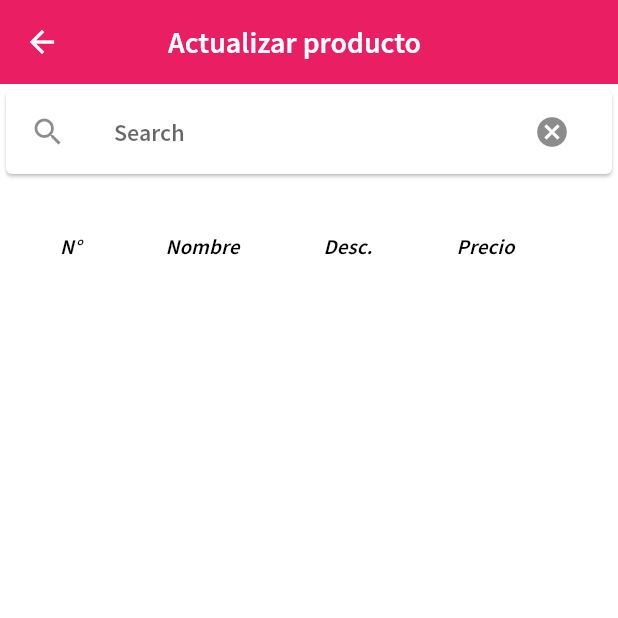
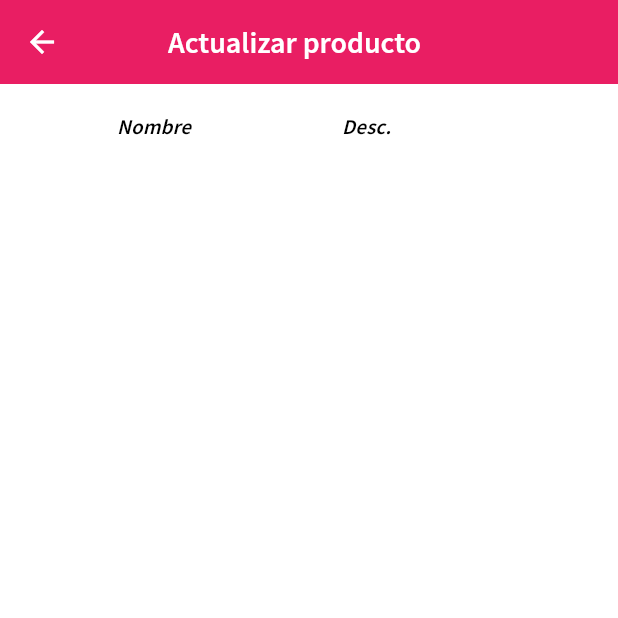
Before and after one commit to wiljean2001/bely_boutique_princess, a Flutter app: the UpdateProductScreen screen opened directly, on a phone screen of 412 x 824 dp, the top half of it. Run offline on Flutter 3.47's test engine with Material 2 defaults, Android fonts, the phone set to English and light mode, and no system bars; drawn by our look-alikes of data_table_2; our stand-ins replace bloc, carousel_slider, cloud_firestore, curved_navigation_bar, equatable, firebase_auth and 11 more; missing offline and left inert: flutter_custom_dialog, flutter_dropdown, flutter_settings_ui, loading_animations; accounts and stored records are empty; project files that could hold a hidden picture were left out.

```diff
--- a/lib/screens/admin/product/update_product_screen.dart
+++ b/lib/screens/admin/product/update_product_screen.dart
@@ -28,6 +28,7 @@ class _UpdateProductScreenState extends State<UpdateProductScreen> {
 
   @override
   Widget build(BuildContext context) {
+    YYDialog.init(context);
     return Scaffold(
       // backgroundColor: Theme.of(context).scaffoldBackgroundColor.withOpacity(.2),
       body: CustomScrollView(
@@ -39,7 +40,7 @@ class _UpdateProductScreenState extends State<UpdateProductScreen> {
             hasIcon: false,
             isTextCenter: false,
           ),
-          SliverToBoxAdapter(
+          SliverFillRemaining(
             child: BlocBuilder<ProductBloc, ProductState>(
               builder: (context, stateProduct) {
                 if (stateProduct is ProductLoading) {
@@ -52,14 +53,7 @@ class _UpdateProductScreenState extends State<UpdateProductScreen> {
                   return BlocBuilder<CategoryBloc, CategoryState>(
                     builder: (context, stateCategory) {
                       if (stateCategory is CategoryLoaded) {
-                        return Column(
-                          children: [
-                            const CustomSearchProduct(),
-                            Padding(
-                              padding: const EdgeInsets.all(kPaddingM),
-                              child: SingleChildScrollView(
-                                scrollDirection: Axis.horizontal,
-                                child: DataTable(
+                        return DataTable2(
                           // showBottomBorder: true,
                           // headingRowColor: MaterialStateProperty.all<Color>(
                           //   Theme.of(context).primaryColorLight.withOpacity(.3),
@@ -71,19 +65,25 @@ class _UpdateProductScreenState extends State<UpdateProductScreen> {
                           //     .textTheme
                           //     .titleMedium
                           //     ?.copyWith(fontWeight: FontWeight.bold),
-                                  dataRowHeight: 70,
-                                  sortAscending: true,
+
+                          dataRowHeight: 100,
+                          fixedLeftColumns: 1,
+                          minWidth: 1000,
                           columns: const [
-                                    DataColumn(
+                            DataColumn2(
                               label: Text('N°',
-                                          style: TextStyle(
-                                              fontStyle: FontStyle.italic)),
+                                  style:
+                                      TextStyle(fontStyle: FontStyle.italic)),
                               numeric: true,
+                              // size: ColumnSize.S,
+                              fixedWidth: 50,
                             ),
-                                    DataColumn(
+                            DataColumn2(
                               label: Text('Nombre',
-                                          style: TextStyle(
-                                              fontStyle: FontStyle.italic)),
+                                  style:
+                                      TextStyle(fontStyle: FontStyle.italic)),
+                              size: ColumnSize.L,
+                              fixedWidth: 150,
                               // onSort: (i, b) {
                               //   setState(() {
                               //     stateProduct.products.sort(
@@ -92,56 +92,56 @@ class _UpdateProductScreenState extends State<UpdateProductScreen> {
                               //   });
                               // },
                             ),
-                                    DataColumn(
+                            DataColumn2(
                               label: Text('Desc.',
-                                          style: TextStyle(
-                                              fontStyle: FontStyle.italic)),
+                                  style:
+                                      TextStyle(fontStyle: FontStyle.italic)),
+                              size: ColumnSize.L,
+                              fixedWidth: 200,
                             ),
-                                    DataColumn(
+                            DataColumn2(
                               label: Text('Precio',
-                                          style: TextStyle(
-                                              fontStyle: FontStyle.italic)),
+                                  style:
+                                      TextStyle(fontStyle: FontStyle.italic)),
+                              size: ColumnSize.L,
                             ),
-                                    DataColumn(
+                            DataColumn2(
                               label: Text('Categorías',
-                                          style: TextStyle(
-                                              fontStyle: FontStyle.italic)),
+                                  style:
+                                      TextStyle(fontStyle: FontStyle.italic)),
+                              size: ColumnSize.L,
                             ),
-                                    DataColumn(
+                            DataColumn2(
                               label: Text('Imagen',
-                                          style: TextStyle(
-                                              fontStyle: FontStyle.italic)),
+                                  style:
+                                      TextStyle(fontStyle: FontStyle.italic)),
+                              size: ColumnSize.L,
                             ),
-                                    DataColumn2(label: Text("")),
-                                    DataColumn2(label: Text(""))
+                            DataColumn2(label: Text(""), fixedWidth: 250),
                           ],
                           rows: stateProduct.products.isNotEmpty
                               ? stateProduct.products.map<DataRow>((e) {
                                   contIndex += 1;
-                                          return DataRow(
+                                  return DataRow2(
                                     onLongPress: () {},
                                     cells: [
-                                              DataCell(
-                                                  Text(contIndex.toString())),
+                                      DataCell(Text(contIndex.toString())),
                                       DataCell(Text(e.title)),
                                       DataCell(Text(e.descript)),
-                                              DataCell(Text(
-                                                  'S/ ${e.prices.toString()}')),
+                                      DataCell(
+                                          Text('S/ ${e.prices.toString()}')),
                                       DataCell(
                                         Wrap(
                                           children: e.categories
                                               .map(
                                                 (categP) => Wrap(
-                                                          children:
-                                                              stateCategory
+                                                  children: stateCategory
                                                       .categories
                                                       .map(
                                                         (categ) => categ.id ==
                                                                 categP
-                                                                        ? Text(categ
-                                                                            .name)
-                                                                        : const Text(
-                                                                            ''),
+                                                            ? Text(categ.name)
+                                                            : const Text(''),
                                                       )
                                                       .toList(),
                                                 ),
@@ -157,7 +157,10 @@ class _UpdateProductScreenState extends State<UpdateProductScreen> {
                                           width: 60,
                                         ),
                                       ),
-                                              DataCell(MaterialButton(
+                                      DataCell(
+                                        Row(
+                                          children: [
+                                            MaterialButton(
                                               textColor: Theme.of(context)
                                                   .primaryColorLight,
                                               color: Theme.of(context)
@@ -169,11 +172,14 @@ class _UpdateProductScreenState extends State<UpdateProductScreen> {
                                                   YYNoticeDialog(e),
                                               child: const Text(
                                                 'Editar',
-                                                  style:
-                                                      TextStyle(fontSize: 10),
+                                                style: TextStyle(fontSize: 10),
                                               ),
-                                              )),
-                                              DataCell(MaterialButton(
+                                            ),
+                                            VerticalDivider(
+                                              color: Theme.of(context)
+                                                  .primaryColor,
+                                            ),
+                                            MaterialButton(
                                               textColor: Theme.of(context)
                                                   .primaryColorLight,
                                               color: Theme.of(context)
@@ -184,18 +190,16 @@ class _UpdateProductScreenState extends State<UpdateProductScreen> {
                                               onPressed: () {},
                                               child: const Text(
                                                 'Eliminar',
-                                                  style:
-                                                      TextStyle(fontSize: 10),
+                                                style: TextStyle(fontSize: 10),
                                               ),
-                                              ))
+                                            )
+                                          ],
+                                        ),
+                                      ),
                                     ],
                                   );
                                 }).toList()
                               : [],
-                                ),
-                              ),
-                            ),
-                          ],
                         );
                       }
                       return const Center(child: CircularProgressIndicator());
@@ -216,8 +220,7 @@ class _UpdateProductScreenState extends State<UpdateProductScreen> {
       // ..width =
       // ..height = 110
       ..margin = const EdgeInsets.symmetric(horizontal: kPaddingM)
-      ..backgroundColor =
-          Theme.of(context).scaffoldBackgroundColor.withOpacity(0.9)
+      ..backgroundColor = Theme.of(context).scaffoldBackgroundColor
       ..borderRadius = 10.0
       ..showCallBack = () {
         print("showCallBack invoke");
@@ -226,13 +229,11 @@ class _UpdateProductScreenState extends State<UpdateProductScreen> {
         print("dismissCallBack invoke");
       }
       ..widget(Padding(
-        padding: const EdgeInsets.only(top: kPaddingS, bottom: kPaddingS),
+        padding: const EdgeInsets.symmetric(
+            horizontal: kPaddingL, vertical: kPaddingS),
         child: Column(
           children: [
-            Padding(
-              padding: const EdgeInsets.symmetric(
-                  horizontal: kPaddingL, vertical: kPaddingS),
-              child: BlocBuilder<TypeProductBloc, TypeProductState>(
+            BlocBuilder<TypeProductBloc, TypeProductState>(
               builder: (context, stateSizeProduct) {
                 if (stateSizeProduct is TypeProductLoading) {
                   return const Center(
@@ -262,7 +263,6 @@ class _UpdateProductScreenState extends State<UpdateProductScreen> {
                   child: CircularProgressIndicator(),
                 );
               },
-              ),
             ),
             TextFormField(
               initialValue: product.title,
@@ -317,6 +317,7 @@ class _UpdateProductScreenState extends State<UpdateProductScreen> {
                 maxCarater: 6,
                 messageError: 'Costo no valido.',
               ),
+              initialValue: product.prices.first.toString(),
               onSaved: (value) => setState(() {
                 price!.add(double.parse(value!));
               }),
@@ -337,6 +338,7 @@ class _UpdateProductScreenState extends State<UpdateProductScreen> {
                 maxCarater: 6,
                 messageError: 'Costo no valido.',
               ),
+              initialValue: product.prices.last.toString(),
               onSaved: (value) => setState(() {
                 price!.add(double.parse(value!));
               }),
```
Also changed, not shown: lib/screens/admin/product/create_product_screen.dart (+7 -10 lines), lib/screens/setting_screen.dart (+8 -12 lines). Lines whose indentation alone changed are shown as unchanged.
